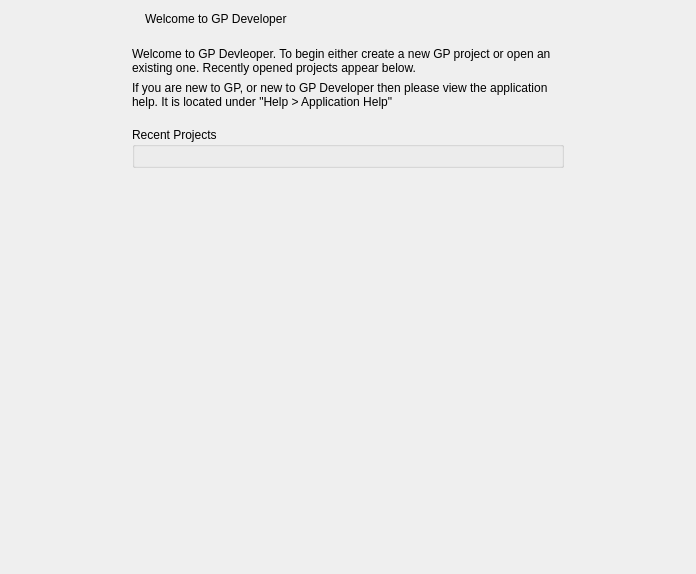
First picture: the form in src/welcome.ui, repository aelliott/GP2, before the edit.
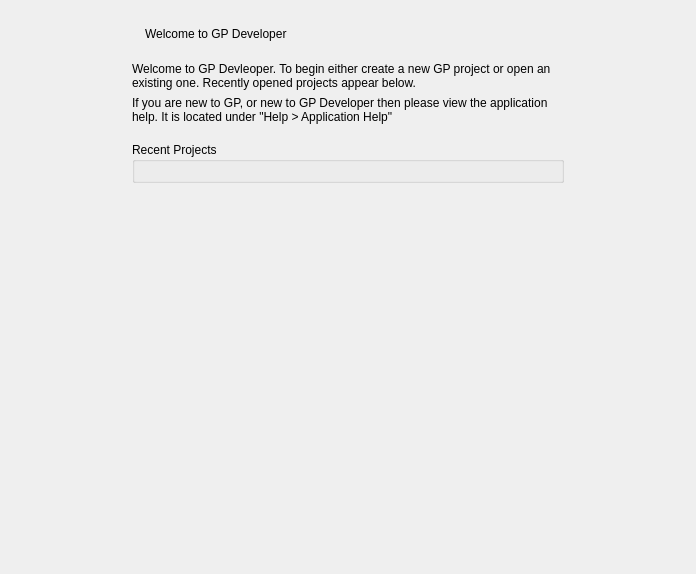
Second picture: the form after the edit. Icons and pictures are not drawn. Custom widgets are drawn as their Qt base class.

Commit message: Finalised welcome page styling

```diff
--- a/src/welcome.ui
+++ b/src/welcome.ui
@@ -26,9 +26,18 @@
       <property name="spacing">
        <number>0</number>
       </property>
-      <property name="margin">
+      <property name="leftMargin">
        <number>0</number>
       </property>
+      <property name="topMargin">
+       <number>15</number>
+      </property>
+      <property name="rightMargin">
+       <number>0</number>
+      </property>
+      <property name="bottomMargin">
+       <number>15</number>
+      </property>
       <item>
        <spacer name="horizontalSpacer">
         <property name="orientation">
@@ -190,7 +199,7 @@
               <property name="sizeHint" stdset="0">
                <size>
                 <width>20</width>
-                <height>358</height>
+                <height>328</height>
                </size>
               </property>
              </spacer>
```
The commit also changes 4 other files.
